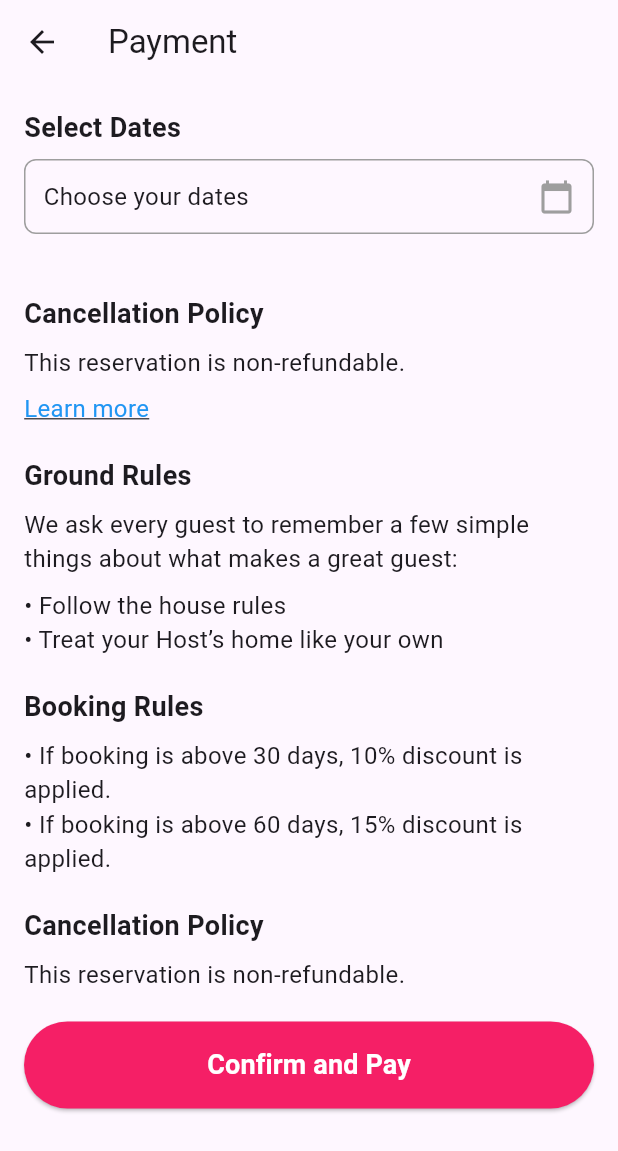
After one commit to chinmaykatdare05/Real-Estate-Immersion, a Flutter app: the PaymentScreen screen opened directly, on a phone screen of 412 x 824 dp. The commit adds this screen. Shown: the top 1151 px of the screen. Run offline on Flutter 3.47's test engine with Material 3 defaults, Android fonts, the phone set to English and light mode, and no system bars; our stand-ins replace animate_do, cloud_firestore, firebase_auth, firebase_core, fluttertoast, font_awesome_flutter and 2 more; missing offline and left inert: model_viewer_plus; accounts and stored records are empty.

Commit message:
map,3d model,payment

```diff
--- a/lib/pages/home/camera.dart
+++ b/lib/pages/home/camera.dart
@@ -1,4 +1,5 @@
 import 'package:flutter/material.dart';
+// import 'package:flutter_unity_widget/flutter_unity_widget.dart';
 
 class CameraPage extends StatelessWidget {
   const CameraPage({super.key});
--- /dev/null
+++ b/lib/pages/home/payment.dart
@@ -0,0 +1,303 @@
+import 'package:flutter/material.dart';
+import 'package:url_launcher/url_launcher.dart';
+import 'payment.dart';
+
+class PaymentScreen extends StatefulWidget {
+  const PaymentScreen({super.key});
+
+  @override
+  _PaymentScreenState createState() => _PaymentScreenState();
+}
+
+class _PaymentScreenState extends State<PaymentScreen> {
+  DateTimeRange? selectedDates;
+  double pricePerNight = 3500.00;
+  final String paymentUrl = 'https://razorpay.com/payment-link/plink_PimhLgFELheop4';
+
+  int getTotalNights() {
+    if (selectedDates == null) return 0;
+    return selectedDates!.duration.inDays;
+  }
+
+  double getDiscount() {
+  int nights = getTotalNights();
+  return nights < 30 ? 0.10 : 0.00; // 10% discount if nights < 30
+}
+
+double getSubtotal() {
+  return pricePerNight * getTotalNights();
+}
+
+double getDiscountAmount() {
+  return getSubtotal() * getDiscount();
+}
+
+double getLongStayDiscount() {
+  return getTotalNights() >= 40 ? getSubtotal() * 0.40 : 0; // 30% discount for 30+ nights
+}
+
+double getPlatformFees() {
+  double percentageFee = getSubtotal() * 0.005; // 0.50% of subtotal
+  return percentageFee < 20 ? percentageFee : 20;
+}
+
+double getTaxes() {
+  if (getTotalNights() > 30) return 0; // No tax if nights > 30
+  double taxableAmount = getSubtotal() - getDiscountAmount() - getLongStayDiscount();
+  return taxableAmount * 0.18;
+}
+
+double getTotalAmount() {
+  return getSubtotal() - getDiscountAmount() - getLongStayDiscount() + getTaxes() + getPlatformFees();
+}
+
+
+
+  Future<void> _selectDates(BuildContext context) async {
+    DateTimeRange? picked = await showDateRangePicker(
+      context: context,
+      firstDate: DateTime.now(),
+      lastDate: DateTime.now().add(const Duration(days: 365)),
+    );
+
+    if (picked != null) {
+      setState(() {
+        selectedDates = picked;
+      });
+    }
+  }
+
+  Future<void> _launchPayment() async {
+    Uri uri = Uri.parse(paymentUrl);
+    if (!await launchUrl(uri, mode: LaunchMode.externalApplication)) {
+      throw 'Could not launch $paymentUrl';
+    }
+  }
+
+  @override
+  Widget build(BuildContext context) {
+    return Scaffold(
+      appBar: AppBar(title: const Text("Payment")),
+      body: SingleChildScrollView(
+        child: Padding(
+          padding: const EdgeInsets.all(16.0),
+          child: Column(
+            crossAxisAlignment: CrossAxisAlignment.start,
+            children: [
+              const Text(
+                'Select Dates',
+                style: TextStyle(fontSize: 18, fontWeight: FontWeight.bold),
+              ),
+              const SizedBox(height: 8),
+              GestureDetector(
+                onTap: () => _selectDates(context),
+                child: Container(
+                  padding: const EdgeInsets.all(12),
+                  decoration: BoxDecoration(
+                    border: Border.all(color: Colors.grey),
+                    borderRadius: BorderRadius.circular(8),
+                  ),
+                  child: Row(
+                    mainAxisAlignment: MainAxisAlignment.spaceBetween,
+                    children: [
+                      Text(
+                        selectedDates == null
+                            ? 'Choose your dates'
+                            : '${selectedDates!.start.day}/${selectedDates!.start.month}/${selectedDates!.start.year} - ${selectedDates!.end.day}/${selectedDates!.end.month}/${selectedDates!.end.year}',
+                        style: const TextStyle(fontSize: 16),
+                      ),
+                      const Icon(Icons.calendar_today, color: Colors.grey),
+                    ],
+                  ),
+                ),
+              ),
+              const SizedBox(height: 20),
+              if (selectedDates != null)
+       Column(
+  crossAxisAlignment: CrossAxisAlignment.start,
+  children: [
+    const Text(
+      'Price Details',
+      style: TextStyle(fontSize: 18, fontWeight: FontWeight.bold),
+    ),
+    const SizedBox(height: 8),
+    Row(
+      mainAxisAlignment: MainAxisAlignment.spaceBetween,
+      children: [
+        Text(
+          '₹${pricePerNight.toStringAsFixed(2)} x ${getTotalNights()} nights',
+          style: const TextStyle(fontSize: 16),
+        ),
+        Text(
+          '₹${getSubtotal().toStringAsFixed(2)}',
+          style: const TextStyle(fontSize: 16, fontWeight: FontWeight.bold),
+        ),
+      ],
+    ),
+
+  if (getTotalNights() >= 60) ...[
+  const SizedBox(height: 8),
+  Row(
+    mainAxisAlignment: MainAxisAlignment.spaceBetween,
+    children: [
+      const Text(
+        'Long Stay Discount (40%)',
+        style: TextStyle(fontSize: 16, color: Color.fromARGB(255, 14, 16, 14)),
+      ),
+      Text(
+        '- ₹${getLongStayDiscount().toStringAsFixed(2)}',
+        style: const TextStyle(fontSize: 16, fontWeight: FontWeight.bold, color: Colors.green),
+      ),
+    ],
+  ),
+],
+
+    if (getDiscount() > 0) ...[
+      const SizedBox(height: 8),
+      Row(
+        mainAxisAlignment: MainAxisAlignment.spaceBetween,
+        children: [
+          Text(
+            'Additional Discount (${(getDiscount() * 100).toInt()}%)',
+            style: const TextStyle(fontSize: 16, color: Color.fromARGB(255, 11, 14, 11)),
+          ),
+          Text(
+            '- ₹${getDiscountAmount().toStringAsFixed(2)}',
+            style: const TextStyle(fontSize: 16, fontWeight: FontWeight.bold, color: Colors.green),
+          ),
+        ],
+      ),
+    ],
+
+
+    const SizedBox(height: 8),
+
+  if (getTotalNights() <= 30) ...[
+  const SizedBox(height: 8),
+  Row(
+    mainAxisAlignment: MainAxisAlignment.spaceBetween,
+    children: [
+      const Text('Taxes (18%)', style: TextStyle(fontSize: 16)),
+      Text(
+        '₹${getTaxes().toStringAsFixed(2)}',
+        style: const TextStyle(fontSize: 16, fontWeight: FontWeight.bold),
+      ),
+    ],
+  ),
+],
+
+    if (getTotalNights() > 0 ) ...[
+  const SizedBox(height: 8),
+  Row(
+    mainAxisAlignment: MainAxisAlignment.spaceBetween,
+    children: [
+      const Text('Platform Fees (0.50% or ₹20)',
+          style: TextStyle(fontSize: 16, color: Color.fromARGB(255, 14, 14, 14))),
+      Text(
+        '₹${getPlatformFees().toStringAsFixed(2)}',
+        style: const TextStyle(fontSize: 16, fontWeight: FontWeight.bold, color: Color.fromARGB(255, 12, 10, 10)),
+      ),
+    ],
+  ),
+],
+
+    const Divider(),
+    Row(
+      mainAxisAlignment: MainAxisAlignment.spaceBetween,
+      children: [
+        const Text('Total (INR)',
+            style: TextStyle(fontSize: 18, fontWeight: FontWeight.bold)),
+        Text(
+          '₹${getTotalAmount().toStringAsFixed(2)}',
+          style: const TextStyle(fontSize: 18, fontWeight: FontWeight.bold),
+        ),
+      ],
+    ),
+  ],
+),
+
+
+
+                const SizedBox(height: 20),
+
+              // Cancellation Policy
+              const Text(
+                'Cancellation Policy',
+                style: TextStyle(fontSize: 18, fontWeight: FontWeight.bold),
+              ),
+              const SizedBox(height: 8),
+              const Text(
+                'This reservation is non-refundable.',
+                style: TextStyle(fontSize: 16),
+              ),
+              const SizedBox(height: 8),
+              const Text(
+                'Learn more',
+                style: TextStyle(fontSize: 16, color: Colors.blue, decoration: TextDecoration.underline),
+              ),
+
+              const SizedBox(height: 20),
+
+              // Ground Rules
+              const Text(
+                'Ground Rules',
+                style: TextStyle(fontSize: 18, fontWeight: FontWeight.bold),
+              ),
+              const SizedBox(height: 8),
+              const Text(
+                'We ask every guest to remember a few simple things about what makes a great guest:',
+                style: TextStyle(fontSize: 16),
+              ),
+              const SizedBox(height: 8),
+              const Text('• Follow the house rules', style: TextStyle(fontSize: 16)),
+              const Text('• Treat your Host’s home like your own', style: TextStyle(fontSize: 16)),
+
+              const SizedBox(height: 20),
+
+              // Booking Rules
+              const Text(
+                'Booking Rules',
+                style: TextStyle(fontSize: 18, fontWeight: FontWeight.bold),
+              ),
+              const SizedBox(height: 8),
+              const Text(
+                '• If booking is above 30 days, 10% discount is applied.',
+                style: TextStyle(fontSize: 16),
+              ),
+              const Text(
+                '• If booking is above 60 days, 15% discount is applied.',
+                style: TextStyle(fontSize: 16),
+              ),
+
+              const SizedBox(height: 20),
+              const Text(
+                'Cancellation Policy',
+                style: TextStyle(fontSize: 18, fontWeight: FontWeight.bold),
+              ),
+              const SizedBox(height: 8),
+              const Text(
+                'This reservation is non-refundable.',
+                style: TextStyle(fontSize: 16),
+              ),
+              const SizedBox(height: 20),
+              SizedBox(
+                width: double.infinity,
+                child: ElevatedButton(
+                  onPressed: _launchPayment,
+                  style: ElevatedButton.styleFrom(
+                    padding: const EdgeInsets.symmetric(vertical: 16),
+                    backgroundColor: const Color.fromARGB(255, 245, 31, 102),
+                  ),
+                  child: const Text(
+                    'Confirm and Pay',
+                    style: TextStyle(fontSize: 18, fontWeight: FontWeight.bold, color: Colors.white),
+                  ),
+                ),
+              ),
+            ],
+          ),
+        ),
+      ),
+    );
+  }
+}
--- a/pubspec.yaml
+++ b/pubspec.yaml
@@ -44,7 +44,8 @@ dependencies:
   url_launcher: ^6.0.12
   font_awesome_flutter: ^10.1.0
   google_maps_flutter: ^2.10.0
-  model_viewer_plus: ^1.9.1
+  model_viewer_plus: ^1.8.0
+  # flutter_unity_widget: ^2022.2.0
 
 dev_dependencies:
   flutter_test:
```
Also changed, not shown: lib/pages/home/home_details.dart (+54 -4 lines), 3 other files.
